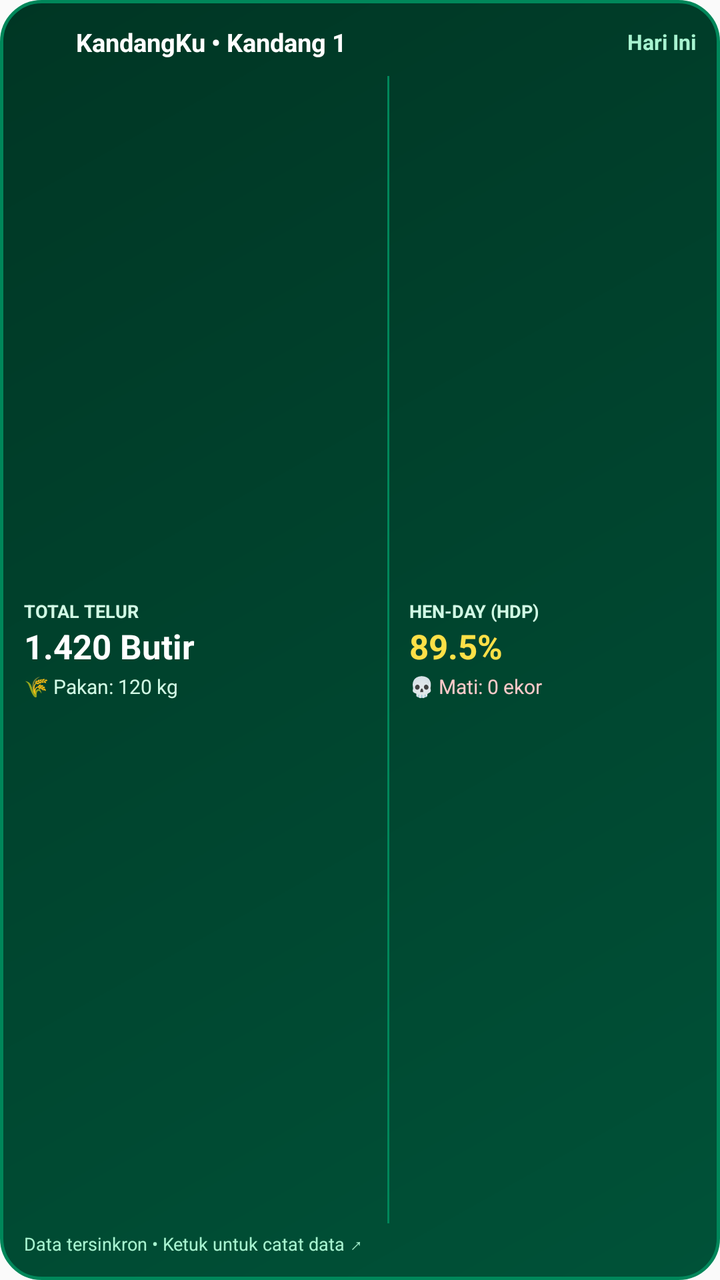
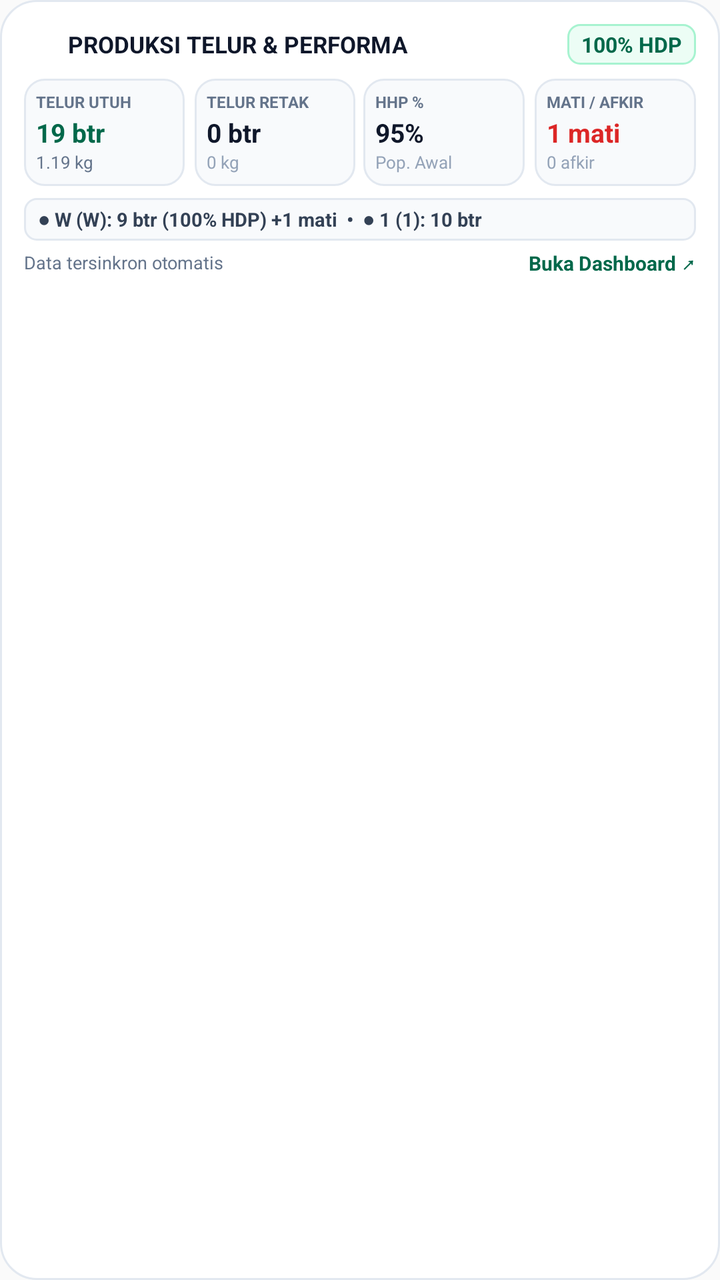

Screens rendered from an Android XML layout before and after an edit, with the pre-edit source and the edit as a unified diff.
<!-- AndroidManifest.xml: application theme AppTheme -->
<!-- res/layout/widget_production.xml -->
<?xml version="1.0" encoding="utf-8"?>
<LinearLayout xmlns:android="http://schemas.android.com/apk/res/android"
    android:id="@+id/widget_prod_root"
    android:layout_width="match_parent"
    android:layout_height="match_parent"
    android:background="@drawable/widget_bg_emerald"
    android:orientation="vertical"
    android:padding="12dp">

    
    <LinearLayout
        android:layout_width="match_parent"
        android:layout_height="wrap_content"
        android:gravity="center_vertical"
        android:orientation="horizontal">

        <ImageView
            android:layout_width="18dp"
            android:layout_height="18dp"
            android:src="@mipmap/ic_launcher" />

        <TextView
            android:id="@+id/widget_prod_flock"
            android:layout_width="0dp"
            android:layout_height="wrap_content"
            android:layout_marginStart="8dp"
            android:layout_weight="1"
            android:text="KandangKu • Kandang 1"
            android:textColor="#FFFFFF"
            android:textSize="12.5sp"
            android:textStyle="bold" />

        <TextView
            android:id="@+id/widget_prod_date"
            android:layout_width="wrap_content"
            android:layout_height="wrap_content"
            android:text="Hari Ini"
            android:textColor="#A7F3D0"
            android:textSize="10.5sp"
            android:textStyle="bold" />
    </LinearLayout>

    
    <LinearLayout
        android:layout_width="match_parent"
        android:layout_height="0dp"
        android:layout_marginTop="8dp"
        android:layout_weight="1"
        android:orientation="horizontal">

        
        <LinearLayout
            android:layout_width="0dp"
            android:layout_height="match_parent"
            android:layout_weight="1.2"
            android:gravity="center_vertical"
            android:orientation="vertical">

            <TextView
                android:layout_width="wrap_content"
                android:layout_height="wrap_content"
                android:text="TOTAL TELUR"
                android:textColor="#D1FAE5"
                android:textSize="9sp"
                android:textStyle="bold" />

            <TextView
                android:id="@+id/widget_prod_egg"
                android:layout_width="wrap_content"
                android:layout_height="wrap_content"
                android:text="1.420 Butir"
                android:textColor="#FFFFFF"
                android:textSize="17sp"
                android:textStyle="bold" />

            <TextView
                android:id="@+id/widget_prod_feed"
                android:layout_width="wrap_content"
                android:layout_height="wrap_content"
                android:layout_marginTop="2dp"
                android:text="🌾 Pakan: 120 kg"
                android:textColor="#D1FAE5"
                android:textSize="10sp" />
        </LinearLayout>

        
        <View
            android:layout_width="1dp"
            android:layout_height="match_parent"
            android:layout_marginHorizontal="10dp"
            android:background="#00875a" />

        
        <LinearLayout
            android:layout_width="0dp"
            android:layout_height="match_parent"
            android:layout_weight="1"
            android:gravity="center_vertical"
            android:orientation="vertical">

            <TextView
                android:layout_width="wrap_content"
                android:layout_height="wrap_content"
                android:text="HEN-DAY (HDP)"
                android:textColor="#D1FAE5"
                android:textSize="9sp"
                android:textStyle="bold" />

            <TextView
                android:id="@+id/widget_prod_hdp"
                android:layout_width="wrap_content"
                android:layout_height="wrap_content"
                android:text="89.5%"
                android:textColor="#FDE047"
                android:textSize="17sp"
                android:textStyle="bold" />

            <TextView
                android:id="@+id/widget_prod_mort"
                android:layout_width="wrap_content"
                android:layout_height="wrap_content"
                android:layout_marginTop="2dp"
                android:text="💀 Mati: 0 ekor"
                android:textColor="#FECACA"
                android:textSize="10sp" />
        </LinearLayout>
    </LinearLayout>

    
    <TextView
        android:id="@+id/widget_prod_footer"
        android:layout_width="match_parent"
        android:layout_height="wrap_content"
        android:layout_marginTop="4dp"
        android:text="Data tersinkron • Ketuk untuk catat data ↗"
        android:textColor="#A7F3D0"
        android:textSize="9sp" />

</LinearLayout>
<!-- resources referenced by this layout -->
<resources>
  <!-- drawable widget_bg_emerald (drawable) -->
  <?xml version="1.0" encoding="utf-8"?>
  <shape xmlns:android="http://schemas.android.com/apk/res/android"
      android:shape="rectangle">
      <gradient
          android:angle="135"
          android:startColor="#005238"
          android:endColor="#003624"
          android:type="linear" />
      <corners android:radius="20dp" />
      <stroke
          android:width="1.5dp"
          android:color="#00875a" />
  </shape>
  <!-- mipmap ic_launcher (mipmap-anydpi-v26) -->
  <?xml version="1.0" encoding="utf-8"?>
  <adaptive-icon xmlns:android="http://schemas.android.com/apk/res/android">
      <background android:drawable="@color/ic_launcher_background"/>
      <foreground android:drawable="@mipmap/ic_launcher_foreground"/>
  </adaptive-icon>
  <style name="AppTheme" parent="Theme.AppCompat.Light.DarkActionBar">
          
          <item name="colorPrimary">@color/colorPrimary</item>
          <item name="colorPrimaryDark">@color/colorPrimaryDark</item>
          <item name="colorAccent">@color/colorAccent</item>
      </style>
  <color name="ic_launcher_background">#FFFFFF</color>
</resources>

<!-- the commit's change to res/layout/widget_production.xml (unified diff, before → after) -->
@@ -3,7 +3,7 @@
     android:id="@+id/widget_prod_root"
     android:layout_width="match_parent"
     android:layout_height="match_parent"
-    android:background="@drawable/widget_bg_emerald"
+    android:background="@drawable/widget_bg_card_white"
     android:orientation="vertical"
     android:padding="12dp">
 
@@ -15,27 +15,32 @@
         android:orientation="horizontal">
 
         <ImageView
-            android:layout_width="18dp"
-            android:layout_height="18dp"
+            android:layout_width="16dp"
+            android:layout_height="16dp"
             android:src="@mipmap/ic_launcher" />
 
         <TextView
             android:id="@+id/widget_prod_flock"
             android:layout_width="0dp"
             android:layout_height="wrap_content"
-            android:layout_marginStart="8dp"
-            android:layout_weight="1"
-            android:text="KandangKu • Kandang 1"
-            android:textColor="#FFFFFF"
-            android:textSize="12.5sp"
+            android:layout_marginStart="6dp"
+            android:layout_weight="1"
+            android:ellipsize="end"
+            android:maxLines="1"
+            android:text="PRODUKSI TELUR &amp; PERFORMA"
+            android:textColor="#0F172A"
+            android:textSize="11.5sp"
             android:textStyle="bold" />
 
         <TextView
-            android:id="@+id/widget_prod_date"
+            android:id="@+id/widget_prod_hdp"
             android:layout_width="wrap_content"
             android:layout_height="wrap_content"
-            android:text="Hari Ini"
-            android:textColor="#A7F3D0"
+            android:background="@drawable/widget_badge_emerald"
+            android:paddingHorizontal="7dp"
+            android:paddingVertical="3dp"
+            android:text="100% HDP"
+            android:textColor="#00684A"
             android:textSize="10.5sp"
             android:textStyle="bold" />
     </LinearLayout>
@@ -43,97 +48,196 @@
     
     <LinearLayout
         android:layout_width="match_parent"
-        android:layout_height="0dp"
-        android:layout_marginTop="8dp"
-        android:layout_weight="1"
+        android:layout_height="wrap_content"
+        android:layout_marginTop="7dp"
         android:orientation="horizontal">
 
         
         <LinearLayout
             android:layout_width="0dp"
-            android:layout_height="match_parent"
-            android:layout_weight="1.2"
-            android:gravity="center_vertical"
-            android:orientation="vertical">
-
-            <TextView
-                android:layout_width="wrap_content"
-                android:layout_height="wrap_content"
-                android:text="TOTAL TELUR"
-                android:textColor="#D1FAE5"
-                android:textSize="9sp"
+            android:layout_height="wrap_content"
+            android:layout_marginEnd="3dp"
+            android:layout_weight="1"
+            android:background="@drawable/widget_metric_box_bg"
+            android:orientation="vertical"
+            android:padding="6dp">
+
+            <TextView
+                android:layout_width="wrap_content"
+                android:layout_height="wrap_content"
+                android:text="TELUR UTUH"
+                android:textColor="#64748B"
+                android:textSize="8sp"
                 android:textStyle="bold" />
 
             <TextView
                 android:id="@+id/widget_prod_egg"
                 android:layout_width="wrap_content"
                 android:layout_height="wrap_content"
-                android:text="1.420 Butir"
-                android:textColor="#FFFFFF"
-                android:textSize="17sp"
-                android:textStyle="bold" />
-
-            <TextView
-                android:id="@+id/widget_prod_feed"
-                android:layout_width="wrap_content"
-                android:layout_height="wrap_content"
-                android:layout_marginTop="2dp"
-                android:text="🌾 Pakan: 120 kg"
-                android:textColor="#D1FAE5"
-                android:textSize="10sp" />
-        </LinearLayout>
-
-        
-        <View
-            android:layout_width="1dp"
-            android:layout_height="match_parent"
-            android:layout_marginHorizontal="10dp"
-            android:background="#00875a" />
-
-        
-        <LinearLayout
-            android:layout_width="0dp"
-            android:layout_height="match_parent"
-            android:layout_weight="1"
-            android:gravity="center_vertical"
-            android:orientation="vertical">
-
-            <TextView
-                android:layout_width="wrap_content"
-                android:layout_height="wrap_content"
-                android:text="HEN-DAY (HDP)"
-                android:textColor="#D1FAE5"
-                android:textSize="9sp"
-                android:textStyle="bold" />
-
-            <TextView
-                android:id="@+id/widget_prod_hdp"
-                android:layout_width="wrap_content"
-                android:layout_height="wrap_content"
-                android:text="89.5%"
-                android:textColor="#FDE047"
-                android:textSize="17sp"
+                android:layout_marginTop="1dp"
+                android:text="19 btr"
+                android:textColor="#00684A"
+                android:textSize="13sp"
+                android:textStyle="bold" />
+
+            <TextView
+                android:id="@+id/widget_prod_egg_kg"
+                android:layout_width="wrap_content"
+                android:layout_height="wrap_content"
+                android:text="1.19 kg"
+                android:textColor="#64748B"
+                android:textSize="8.5sp" />
+        </LinearLayout>
+
+        
+        <LinearLayout
+            android:layout_width="0dp"
+            android:layout_height="wrap_content"
+            android:layout_marginHorizontal="2dp"
+            android:layout_weight="1"
+            android:background="@drawable/widget_metric_box_bg"
+            android:orientation="vertical"
+            android:padding="6dp">
+
+            <TextView
+                android:layout_width="wrap_content"
+                android:layout_height="wrap_content"
+                android:text="TELUR RETAK"
+                android:textColor="#64748B"
+                android:textSize="8sp"
+                android:textStyle="bold" />
+
+            <TextView
+                android:id="@+id/widget_prod_bad_egg"
+                android:layout_width="wrap_content"
+                android:layout_height="wrap_content"
+                android:layout_marginTop="1dp"
+                android:text="0 btr"
+                android:textColor="#0F172A"
+                android:textSize="13sp"
+                android:textStyle="bold" />
+
+            <TextView
+                android:layout_width="wrap_content"
+                android:layout_height="wrap_content"
+                android:text="0 kg"
+                android:textColor="#94A3B8"
+                android:textSize="8.5sp" />
+        </LinearLayout>
+
+        
+        <LinearLayout
+            android:layout_width="0dp"
+            android:layout_height="wrap_content"
+            android:layout_marginHorizontal="2dp"
+            android:layout_weight="1"
+            android:background="@drawable/widget_metric_box_bg"
+            android:orientation="vertical"
+            android:padding="6dp">
+
+            <TextView
+                android:layout_width="wrap_content"
+                android:layout_height="wrap_content"
+                android:text="HHP %"
+                android:textColor="#64748B"
+                android:textSize="8sp"
+                android:textStyle="bold" />
+
+            <TextView
+                android:id="@+id/widget_prod_hhp"
+                android:layout_width="wrap_content"
+                android:layout_height="wrap_content"
+                android:layout_marginTop="1dp"
+                android:text="95%"
+                android:textColor="#0F172A"
+                android:textSize="13sp"
+                android:textStyle="bold" />
+
+            <TextView
+                android:layout_width="wrap_content"
+                android:layout_height="wrap_content"
+                android:text="Pop. Awal"
+                android:textColor="#94A3B8"
+                android:textSize="8.5sp" />
+        </LinearLayout>
+
+        
+        <LinearLayout
+            android:layout_width="0dp"
+            android:layout_height="wrap_content"
+            android:layout_marginStart="3dp"
+            android:layout_weight="1"
+            android:background="@drawable/widget_metric_box_bg"
+            android:orientation="vertical"
+            android:padding="6dp">
+
+            <TextView
+                android:layout_width="wrap_content"
+                android:layout_height="wrap_content"
+                android:text="MATI / AFKIR"
+                android:textColor="#64748B"
+                android:textSize="8sp"
                 android:textStyle="bold" />
 
             <TextView
                 android:id="@+id/widget_prod_mort"
                 android:layout_width="wrap_content"
                 android:layout_height="wrap_content"
-                android:layout_marginTop="2dp"
-                android:text="💀 Mati: 0 ekor"
-                android:textColor="#FECACA"
-                android:textSize="10sp" />
+                android:layout_marginTop="1dp"
+                android:text="1 mati"
+                android:textColor="#DC2626"
+                android:textSize="13sp"
+                android:textStyle="bold" />
+
+            <TextView
+                android:layout_width="wrap_content"
+                android:layout_height="wrap_content"
+                android:text="0 afkir"
+                android:textColor="#94A3B8"
+                android:textSize="8.5sp" />
         </LinearLayout>
     </LinearLayout>
 
     
     <TextView
-        android:id="@+id/widget_prod_footer"
+        android:id="@+id/widget_prod_breakdown"
+        android:layout_width="match_parent"
+        android:layout_height="wrap_content"
+        android:layout_marginTop="6dp"
+        android:background="@drawable/widget_badge_subtle"
+        android:ellipsize="end"
+        android:maxLines="1"
+        android:paddingHorizontal="7dp"
+        android:paddingVertical="4dp"
+        android:text="● W (W): 9 btr (100% HDP) +1 mati  •  ● 1 (1): 10 btr"
+        android:textColor="#334155"
+        android:textSize="9.5sp"
+        android:textStyle="bold" />
+
+    
+    <LinearLayout
         android:layout_width="match_parent"
         android:layout_height="wrap_content"
         android:layout_marginTop="4dp"
-        android:text="Data tersinkron • Ketuk untuk catat data ↗"
-        android:textColor="#A7F3D0"
-        android:textSize="9sp" />
+        android:gravity="center_vertical"
+        android:orientation="horizontal">
+
+        <TextView
+            android:id="@+id/widget_prod_footer"
+            android:layout_width="0dp"
+            android:layout_height="wrap_content"
+            android:layout_weight="1"
+            android:text="Data tersinkron otomatis"
+            android:textColor="#64748B"
+            android:textSize="9sp" />
+
+        <TextView
+            android:layout_width="wrap_content"
+            android:layout_height="wrap_content"
+            android:text="Buka Dashboard ↗"
+            android:textColor="#00684A"
+            android:textSize="10sp"
+            android:textStyle="bold" />
+    </LinearLayout>
 
 </LinearLayout>
<!-- resource entries referenced after the edit -->
@@ -1,18 +1,44 @@
 <!-- resources referenced by this layout -->
 <resources>
-  <!-- drawable widget_bg_emerald (drawable) -->
+  <!-- drawable widget_badge_emerald (drawable) -->
   <?xml version="1.0" encoding="utf-8"?>
   <shape xmlns:android="http://schemas.android.com/apk/res/android"
       android:shape="rectangle">
-      <gradient
-          android:angle="135"
-          android:startColor="#005238"
-          android:endColor="#003624"
-          android:type="linear" />
-      <corners android:radius="20dp" />
+      <solid android:color="#ECFDF5" />
+      <corners android:radius="6dp" />
       <stroke
-          android:width="1.5dp"
-          android:color="#00875a" />
+          android:width="1dp"
+          android:color="#A7F3D0" />
+  </shape>
+  <!-- drawable widget_badge_subtle (drawable) -->
+  <?xml version="1.0" encoding="utf-8"?>
+  <shape xmlns:android="http://schemas.android.com/apk/res/android"
+      android:shape="rectangle">
+      <solid android:color="#F8FAFC" />
+      <corners android:radius="6dp" />
+      <stroke
+          android:width="1dp"
+          android:color="#E2E8F0" />
+  </shape>
+  <!-- drawable widget_bg_card_white (drawable) -->
+  <?xml version="1.0" encoding="utf-8"?>
+  <shape xmlns:android="http://schemas.android.com/apk/res/android"
+      android:shape="rectangle">
+      <solid android:color="#FFFFFF" />
+      <corners android:radius="18dp" />
+      <stroke
+          android:width="1dp"
+          android:color="#E2E8F0" />
+  </shape>
+  <!-- drawable widget_metric_box_bg (drawable) -->
+  <?xml version="1.0" encoding="utf-8"?>
+  <shape xmlns:android="http://schemas.android.com/apk/res/android"
+      android:shape="rectangle">
+      <solid android:color="#F8FAFC" />
+      <corners android:radius="10dp" />
+      <stroke
+          android:width="1dp"
+          android:color="#E2E8F0" />
   </shape>
   <!-- mipmap ic_launcher (mipmap-anydpi-v26) -->
   <?xml version="1.0" encoding="utf-8"?>
